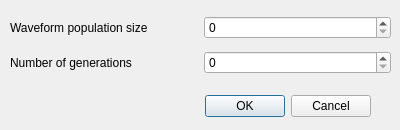
First picture: the form in gui/wavegensetupdialog.ui, repository CompEphys-team/rtdo, before the edit.
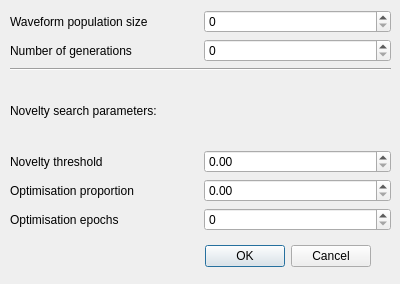
Second picture: the form after the edit.

```diff
--- a/gui/wavegensetupdialog.ui
+++ b/gui/wavegensetupdialog.ui
@@ -7,7 +7,7 @@
     <x>0</x>
     <y>0</y>
     <width>400</width>
-    <height>130</height>
+    <height>284</height>
    </rect>
   </property>
   <property name="windowTitle">
@@ -17,7 +17,7 @@
    <property name="geometry">
     <rect>
      <x>30</x>
-     <y>90</y>
+     <y>240</y>
      <width>341</width>
      <height>32</height>
     </rect>
@@ -29,16 +29,23 @@
     <set>QDialogButtonBox::Cancel|QDialogButtonBox::Ok</set>
    </property>
   </widget>
-  <widget class="QWidget" name="">
+  <widget class="QWidget" name="layoutWidget">
    <property name="geometry">
     <rect>
      <x>10</x>
      <y>10</y>
      <width>381</width>
-     <height>70</height>
+     <height>221</height>
     </rect>
    </property>
    <layout class="QGridLayout" name="gridLayout">
+    <item row="5" column="0">
+     <widget class="QLabel" name="label_6">
+      <property name="text">
+       <string>Optimisation proportion</string>
+      </property>
+     </widget>
+    </item>
     <item row="0" column="0">
      <widget class="QLabel" name="label">
       <property name="text">
@@ -73,6 +80,64 @@
       </property>
      </widget>
     </item>
+    <item row="3" column="0" colspan="2">
+     <widget class="QLabel" name="label_3">
+      <property name="text">
+       <string>Novelty search parameters:</string>
+      </property>
+     </widget>
+    </item>
+    <item row="2" column="0" colspan="2">
+     <widget class="Line" name="line">
+      <property name="orientation">
+       <enum>Qt::Horizontal</enum>
+      </property>
+     </widget>
+    </item>
+    <item row="4" column="0">
+     <widget class="QLabel" name="label_5">
+      <property name="text">
+       <string>Novelty threshold</string>
+      </property>
+     </widget>
+    </item>
+    <item row="6" column="1">
+     <widget class="QSpinBox" name="ns_ngenOptimise">
+      <property name="maximum">
+       <number>100000</number>
+      </property>
+     </widget>
+    </item>
+    <item row="4" column="1">
+     <widget class="QDoubleSpinBox" name="ns_noveltyThreshold">
+      <property name="toolTip">
+       <string>&lt;html&gt;&lt;head/&gt;&lt;body&gt;&lt;p&gt;Threshold for new waveforms to be accepted as sufficiently novel to become a reference waveform.&lt;/p&gt;&lt;p&gt;As novelty is based on a number of features (e.g. of the current evoked by the waveform, in voltage clamp waveform generation), there is no one optimal value. As a rough guideline, aim for several hundred to a few thousand reference waveforms per parameter.&lt;/p&gt;&lt;/body&gt;&lt;/html&gt;</string>
+      </property>
+      <property name="maximum">
+       <double>1000.000000000000000</double>
+      </property>
+     </widget>
+    </item>
+    <item row="6" column="0">
+     <widget class="QLabel" name="label_7">
+      <property name="text">
+       <string>Optimisation epochs</string>
+      </property>
+     </widget>
+    </item>
+    <item row="5" column="1">
+     <widget class="QDoubleSpinBox" name="ns_optimiseProportion">
+      <property name="toolTip">
+       <string>&lt;html&gt;&lt;head/&gt;&lt;body&gt;&lt;p&gt;Number of reference waveforms from the novelty search stage that are to be used as the initial population in the optimisation stage&lt;/p&gt;&lt;/body&gt;&lt;/html&gt;</string>
+      </property>
+      <property name="maximum">
+       <double>1.000000000000000</double>
+      </property>
+      <property name="singleStep">
+       <double>0.100000000000000</double>
+      </property>
+     </widget>
+    </item>
    </layout>
   </widget>
  </widget>
```
